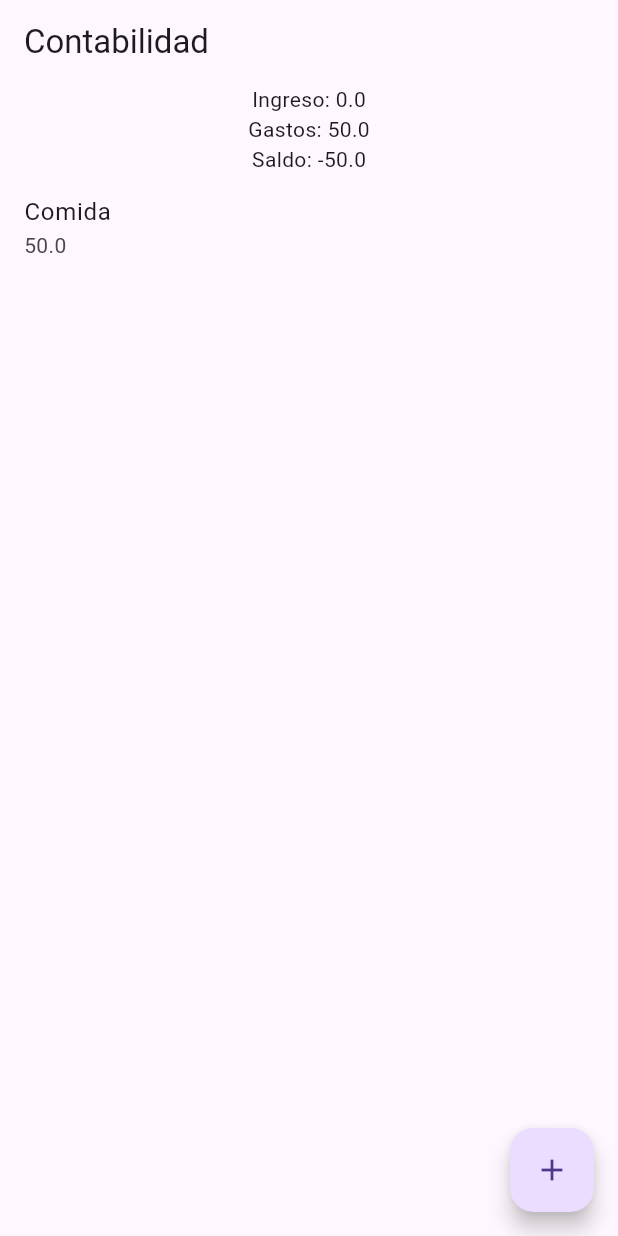
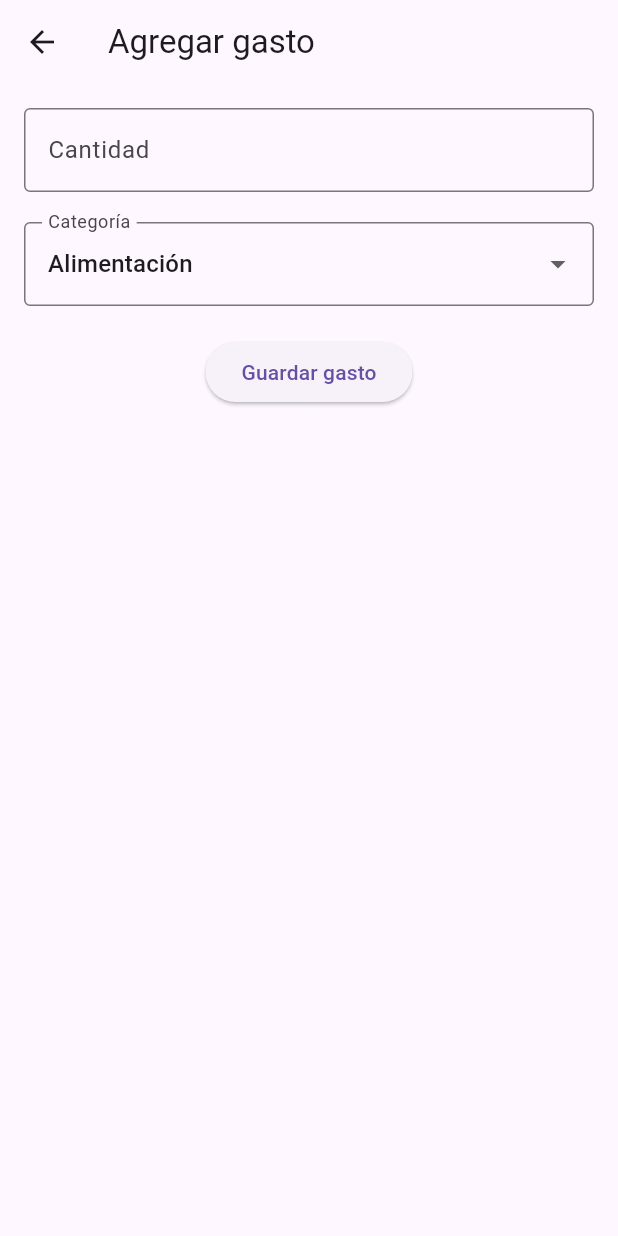
Before and after one commit to LuisBenJ/App-Movil, a Flutter app: the screen it shows after launch, after a tap on the "add" icon, on a phone screen of 412 x 824 dp. Run offline on Flutter 3.47's test engine with Material 3 defaults, Android fonts, the phone set to English and light mode, and no system bars.

Commit message:
App v 0.1

```diff
--- a/app_contabilidad/lib/view/agregar_gasto_view.dart
+++ b/app_contabilidad/lib/view/agregar_gasto_view.dart
@@ -0,0 +1,99 @@
+
+import 'package:flutter/material.dart';
+import 'package:provider/provider.dart';
+import '../viewmodel/gasto_viewmodel.dart';
+import '../model/gasto.dart';
+
+class AgregarGastoView extends StatefulWidget {
+  @override
+  _AgregarGastoViewState createState() => _AgregarGastoViewState();
+}
+
+class _AgregarGastoViewState extends State<AgregarGastoView> {
+  final TextEditingController cantidadController = TextEditingController();
+
+  String categoriaSeleccionada = "Alimentación";
+
+  final List<String> categorias = [
+    "Alimentación",
+    "Transporte",
+    "Hogar",
+    "Entretenimiento",
+    "Educación",
+    "Compras personales",
+    "Salud",
+    "Ahorro",
+    "Otros"
+  ];
+
+  @override
+  Widget build(BuildContext context) {
+    final vm = Provider.of<GastoViewModel>(context);
+
+    return Scaffold(
+      appBar: AppBar(title: Text("Agregar gasto")),
+
+      body: Padding(
+        padding: const EdgeInsets.all(16),
+        child: Column(
+          children: [
+
+            // 💰 INPUT CANTIDAD
+            TextField(
+              controller: cantidadController,
+              keyboardType: TextInputType.number,
+              decoration: InputDecoration(
+                labelText: "Cantidad",
+                border: OutlineInputBorder(),
+              ),
+            ),
+
+            SizedBox(height: 20),
+
+            // 📂 DROPDOWN CATEGORÍAS
+            DropdownButtonFormField<String>(
+              value: categoriaSeleccionada,
+              items: categorias.map((cat) {
+                return DropdownMenuItem(
+                  value: cat,
+                  child: Text(cat),
+                );
+              }).toList(),
+              onChanged: (value) {
+                setState(() {
+                  categoriaSeleccionada = value!;
+                });
+              },
+              decoration: InputDecoration(
+                labelText: "Categoría",
+                border: OutlineInputBorder(),
+              ),
+            ),
+
+            SizedBox(height: 20),
+
+            // ✅ BOTÓN GUARDAR
+            ElevatedButton(
+              onPressed: () {
+                final cantidad = double.tryParse(cantidadController.text);
+
+                if (cantidad == null) return;
+
+                vm.agregarGasto(
+                  Gasto(
+                    categoria: categoriaSeleccionada,
+                    cantidad: cantidad,
+                    fecha: DateTime.now(),
+                  ),
+                );
+
+                Navigator.pop(context);
+              },
+              child: Text("Guardar gasto"),
+            )
+          ],
+        ),
+      ),
+    );
+  }
+}
--- a/app_contabilidad/lib/view/home_view.dart
+++ b/app_contabilidad/lib/view/home_view.dart
@@ -2,6 +2,9 @@ import 'package:flutter/material.dart';
 import 'package:provider/provider.dart';
 import '../viewmodel/gasto_viewmodel.dart';
 import '../model/gasto.dart';
+import 'agregar_gasto_view.dart';
+import 'agregar_ingreso_view.dart';
+import 'desglose_view.dart';
 
 class HomeView extends StatelessWidget {
   @override
@@ -12,22 +15,54 @@ class HomeView extends StatelessWidget {
       appBar: AppBar(title: Text("Contabilidad")),
 
       body: Column(
+        mainAxisAlignment: MainAxisAlignment.center,
         children: [
-          Text("Ingreso: ${vm.ingreso}"),
-          Text("Gastos: ${vm.totalGastos}"),
-          Text("Saldo: ${vm.saldo}"),
 
-          Expanded(
-            child: ListView.builder(
-              itemCount: vm.gastos.length,
-              itemBuilder: (context, index) {
-                final gasto = vm.gastos[index];
-                return ListTile(
-                  title: Text(gasto.categoria),
-                  subtitle: Text("${gasto.cantidad}"),
-                );
-              },
-            ),
+          Text(
+            "Ingreso: ${vm.ingreso}",
+            style: TextStyle(fontSize: 22),
+          ),
+
+          Text(
+            "Total de gastos: ${vm.totalGastos}",
+            style: TextStyle(fontSize: 18),
+          ),
+
+          Text(
+            "Restante: ${vm.saldo}",
+            style: TextStyle(fontSize: 18),
+          ),
+
+          SizedBox(height: 20),
+
+
+
+          SizedBox(height: 20),
+
+          ElevatedButton(
+            onPressed: () {
+              Navigator.push(
+                context,
+                MaterialPageRoute(
+                  builder: (context) => AgregarIngresoView(),
+                ),
+              );
+            },
+            child: Text("Agregar ingreso"),
+          ),
+
+          SizedBox(height: 10),
+
+          ElevatedButton(
+            onPressed: () {
+              Navigator.push(
+                context,
+                MaterialPageRoute(
+                  builder: (context) => DesgloseView(),
+                ),
+              );
+            },
+            child: Text("Ver desglose de gastos"),
           ),
         ],
       ),
@@ -35,11 +70,10 @@ class HomeView extends StatelessWidget {
       // 👇 AQUÍ ESTÁ EL BOTÓN
       floatingActionButton: FloatingActionButton(
         onPressed: () {
-          vm.agregarGasto(
-            Gasto(
-              categoria: "Comida",
-              cantidad: 50,
-              fecha: DateTime.now(),
+          Navigator.push(
+            context,
+            MaterialPageRoute(
+              builder: (context) => AgregarGastoView(),
             ),
           );
         },
--- a/app_contabilidad/lib/viewmodel/gasto_viewmodel.dart
+++ b/app_contabilidad/lib/viewmodel/gasto_viewmodel.dart
@@ -24,4 +24,19 @@ class GastoViewModel extends ChangeNotifier {
   double get saldo {
     return ingreso - totalGastos;
   }
+
+  Map<String, double> get gastosPorCategoria {
+    Map<String, double> data = {};
+
+    for (var gasto in _gastos) {
+      if (data.containsKey(gasto.categoria)) {
+        data[gasto.categoria] =
+            data[gasto.categoria]! + gasto.cantidad;
+      } else {
+        data[gasto.categoria] = gasto.cantidad;
+      }
+    }
+
+    return data;
+  }
 }
```
Also changed, not shown: app_contabilidad/lib/view/agregar_ingreso_view.dart (+52 -0 lines), app_contabilidad/lib/view/desglose_view.dart (+125 -0 lines).
